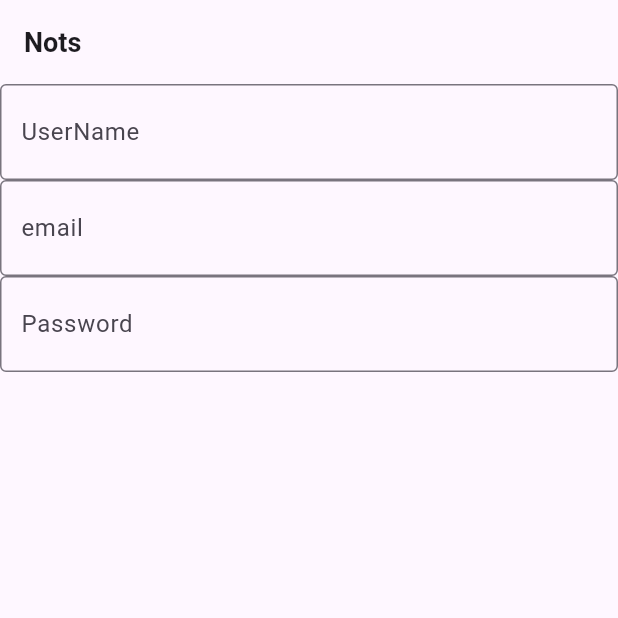
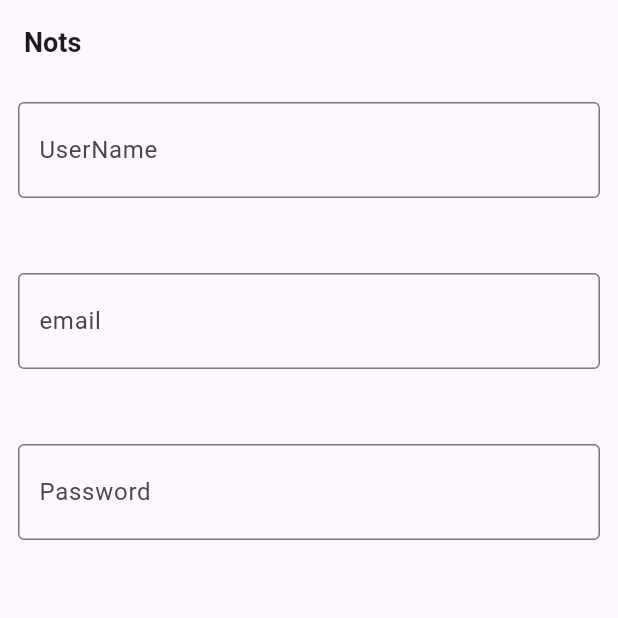
Before and after one commit to AbdullahAlsafty/php_notes_app, a Flutter app: the screen it shows after launch, on a phone screen of 412 x 824 dp, the top half of it. Run offline on Flutter 3.47's test engine with Material 3 defaults, Android fonts, the phone set to English and light mode, and no system bars.

Commit message:
save change

```diff
--- a/lib/cor/constants/font_styles.dart
+++ /dev/null
@@ -1,9 +0,0 @@
-import 'package:flutter/material.dart';
-
-
-  const FontWeight kFontWeight = FontWeight.bold;
-
-
-     TextStyle kTextStyle (double fontSize){
-    return TextStyle(fontSize:  fontSize,fontWeight: kFontWeight);
-  }
--- /dev/null
+++ b/lib/cor/constants/kassets.dart
@@ -0,0 +1,3 @@
+abstract class Kassets{
+static const String kLogo ='assets/images/Notes Image.webp';
+}
--- /dev/null
+++ b/lib/cor/constants/kstyles.dart
@@ -0,0 +1,12 @@
+import 'package:flutter/material.dart';
+
+  abstract class Kstyles {
+
+
+  static const     FontWeight kFontWeight = FontWeight.bold;
+
+
+    static   TextStyle kTextStyle (  double   fontSize){
+    return  TextStyle(fontSize:  fontSize,fontWeight: kFontWeight);
+  }
+  }
--- a/lib/views/nots_view.dart
+++ b/lib/views/nots_view.dart
@@ -1,5 +1,5 @@
 import 'package:flutter/material.dart';
-import 'package:php_notes_app/cor/constants/font_styles.dart';
+import 'package:php_notes_app/cor/constants/kstyles.dart';
 import 'package:php_notes_app/views/widgets/nots_view_body.dart';
 
 class NotsView extends StatelessWidget {
@@ -8,11 +8,12 @@ class NotsView extends StatelessWidget {
   @override
   Widget build(BuildContext context) {
     return Scaffold(
-      appBar: AppBar(
-        title: Text('Nots' ,style:kTextStyle(18),),
-      ),
-      body: NotsViewBody()
-    );
-
+        appBar: AppBar(
+          title: Text(
+            'Nots',
+            style: Kstyles.kTextStyle(18),
+          ),
+        ),
+        body: NotsViewBody());
   }
 }
--- a/lib/views/widgets/nots_view_body.dart
+++ b/lib/views/widgets/nots_view_body.dart
@@ -7,17 +7,18 @@ class NotsViewBody extends StatelessWidget {
   @override
   Widget build(BuildContext context) {
     return Form(
-
-
-      child: ListView(
-        children:[
-          CustomTextFormFild(hintText: 'UserName'),
-
-          CustomTextFormFild(hintText: 'email'),
-          CustomTextFormFild(hintText: 'Password'),
-
-        ]
-      ),
+      child: ListView(padding: EdgeInsets.all(12), children: [
+        Column(
+          spacing: 50,
+          children: [
+            CustomTextFormFild(hintText: 'UserName'),
+            CustomTextFormFild(hintText: 'email'),
+            CustomTextFormFild(hintText: 'Password'),
+            SizedBox(height: 20,),
+            MaterialButton(onPressed: (){},child: Text(''),)
+          ],
+        )
+      ]),
     );
   }
 }
--- a/pubspec.yaml
+++ b/pubspec.yaml
@@ -58,8 +58,8 @@ flutter:
   uses-material-design: true
 
   # To add assets to your application, add an assets section, like this:
-  # assets:
-  #   - images/a_dot_burr.jpeg
+  assets:
+    - assets/images/
   #   - images/a_dot_ham.jpeg
 
   # An image asset can refer to one or more resolution-specific "variants", see
```
Also changed, not shown: assets/images/Notes Image.webp (added).
